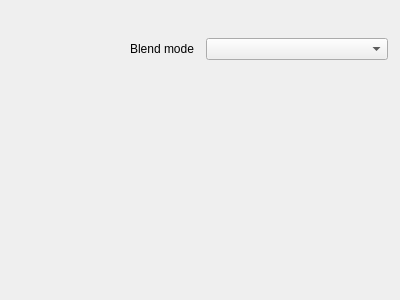
Above: src/MovieMator/src/widgets/trackpropertieswidget.ui from hansewu/MovieMator before the change. Below: the same form after it.
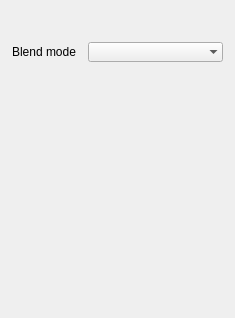
That is the form after the change.

What changed in the file:
```diff
--- a/src/MovieMator/src/widgets/trackpropertieswidget.ui
+++ b/src/MovieMator/src/widgets/trackpropertieswidget.ui
@@ -6,8 +6,8 @@
    <rect>
     <x>0</x>
     <y>0</y>
-    <width>400</width>
-    <height>300</height>
+    <width>235</width>
+    <height>318</height>
    </rect>
   </property>
   <property name="windowTitle">
@@ -18,25 +18,40 @@
     <number>12</number>
    </property>
    <property name="leftMargin">
-    <number>12</number>
+    <number>0</number>
    </property>
    <property name="topMargin">
-    <number>12</number>
+    <number>0</number>
    </property>
    <property name="rightMargin">
-    <number>12</number>
+    <number>0</number>
    </property>
    <property name="bottomMargin">
-    <number>12</number>
+    <number>0</number>
    </property>
    <item>
     <widget class="QLabel" name="nameLabel">
+     <property name="sizePolicy">
+      <sizepolicy hsizetype="Preferred" vsizetype="Fixed">
+       <horstretch>0</horstretch>
+       <verstretch>0</verstretch>
+      </sizepolicy>
+     </property>
+     <property name="minimumSize">
+      <size>
+       <width>0</width>
+       <height>30</height>
+      </size>
+     </property>
      <property name="font">
       <font>
        <weight>75</weight>
        <bold>true</bold>
       </font>
      </property>
+     <property name="autoFillBackground">
+      <bool>true</bool>
+     </property>
      <property name="text">
       <string/>
      </property>
@@ -47,13 +62,25 @@
    </item>
    <item>
     <layout class="QHBoxLayout" name="blendModeLayout">
+     <property name="leftMargin">
+      <number>12</number>
+     </property>
+     <property name="rightMargin">
+      <number>12</number>
+     </property>
      <item>
       <widget class="QLabel" name="blendModeLabel">
+       <property name="sizePolicy">
+        <sizepolicy hsizetype="Fixed" vsizetype="Preferred">
+         <horstretch>0</horstretch>
+         <verstretch>0</verstretch>
+        </sizepolicy>
+       </property>
        <property name="text">
         <string>Blend mode</string>
        </property>
        <property name="alignment">
-        <set>Qt::AlignRight|Qt::AlignTrailing|Qt::AlignVCenter</set>
+        <set>Qt::AlignLeading|Qt::AlignLeft|Qt::AlignVCenter</set>
        </property>
       </widget>
      </item>
@@ -62,6 +89,9 @@
        <property name="maxVisibleItems">
         <number>20</number>
        </property>
+       <property name="frame">
+        <bool>false</bool>
+       </property>
       </widget>
      </item>
     </layout>
```
